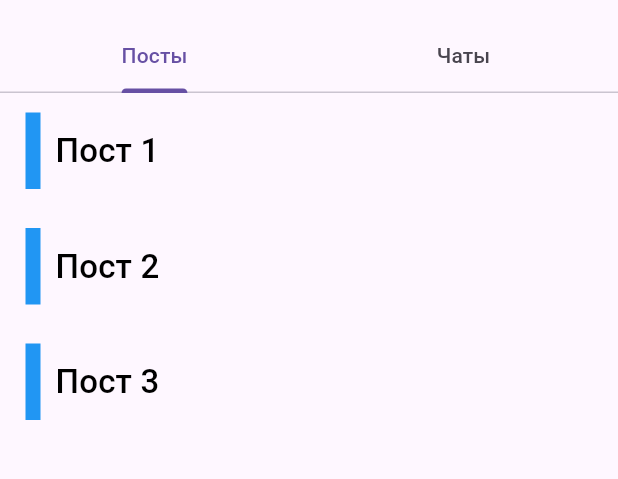
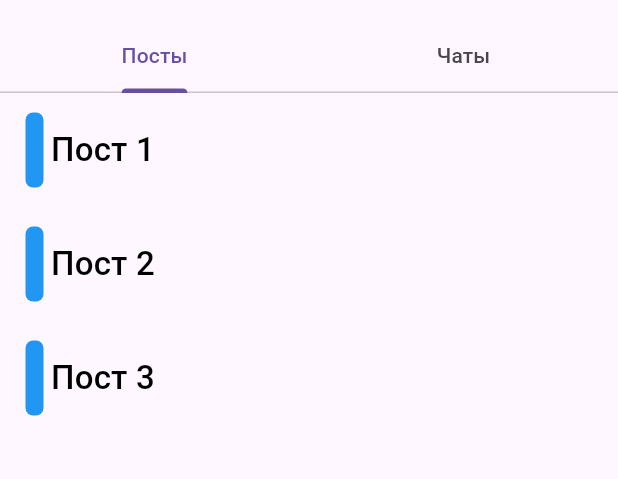
Before and after one commit to altamino/apps, a Flutter app: the CommunitiesList screen opened directly, after a tap on "Сообщество 1", on a phone screen of 412 x 824 dp, the part 63-542 px from its top. Run offline on Flutter 3.47's test engine with Material 3 defaults, Android fonts, the phone set to English and light mode, and no system bars.

Commit message:
added list decoration

```diff
--- a/lib/main.dart
+++ b/lib/main.dart
@@ -121,6 +121,24 @@ class LoginState extends State<Login> {
   }
 }
 
+class ListDecoration extends StatelessWidget {
+  const ListDecoration({super.key});
+
+  @override
+  Widget build(BuildContext context) {
+    return Container(
+      decoration: BoxDecoration(
+          border: Border.all(
+            color: Colors.blue,
+            width: 6
+          ),
+          borderRadius: const BorderRadius.all(Radius.circular(5))
+      ),
+      height: 50
+    );
+  }
+}
+
 class CommunitiesList extends StatelessWidget {
   final List<List<String>> _communities = account.getCommunities();
 
@@ -152,26 +170,24 @@ class CommunitiesList extends StatelessWidget {
                             )
                         );
                       },
-                      child: Container(
-                          decoration: const BoxDecoration(
-                              border: Border(
-                                  left: BorderSide(
-                                      width: 10,
-                                      color: Colors.blue
-                                  )
-                              )
-                          ),
-                          padding: const EdgeInsets.all(10),
+                      child: Row(
+                          children: [
+                            const ListDecoration(),
+                            Padding(
+                                padding: const EdgeInsets.all(5),
                                 child: Text(_communities[index][0],
                                   style: const TextStyle(
                                       color: Colors.black,
                                       fontSize: 22
                                   )
+                                ),
                             )
+                          ]
                       )
                   )
               );
-            })
+            }
+        )
     );
   }
 }
@@ -234,22 +250,19 @@ class PostsList extends StatelessWidget {
                         )
                     );
                   },
-                  child: Container(
-                      decoration: const BoxDecoration(
-                          border: Border(
-                              left: BorderSide(
-                                  width: 10,
-                                  color: Colors.blue
-                              )
-                          )
-                      ),
-                      padding: const EdgeInsets.all(10),
+                  child: Row(
+                          children: [
+                            const ListDecoration(),
+                            Padding(
+                              padding: const EdgeInsets.all(5),
                               child: Text(_posts[index][0],
                                   style: const TextStyle(
                                       color: Colors.black,
                                       fontSize: 22
                                   )
+                              ),
                             )
+                          ]
                       )
                   )
               );
@@ -284,26 +297,23 @@ class ChatsList extends StatelessWidget {
                         Navigator.push(
                             context,
                             MaterialPageRoute(
-                                builder: (context) => Chat()
+                                builder: (context) => const Chat()
                             )
                         );
                       },
-                      child: Container(
-                          decoration: const BoxDecoration(
-                              border: Border(
-                                  left: BorderSide(
-                                      width: 10,
-                                      color: Colors.blue
-                                  )
-                              )
-                          ),
-                          padding: const EdgeInsets.all(10),
+                      child: Row(
+                              children: [
+                                const ListDecoration(),
+                                Padding(
+                                  padding: const EdgeInsets.all(5),
                                   child: Text(_chats[index][0],
                                       style: const TextStyle(
                                           color: Colors.black,
                                           fontSize: 22
                                       )
+                                  ),
                                 )
+                              ]
                           )
                       )
                   );
```
Lines whose indentation alone changed are shown as unchanged.
